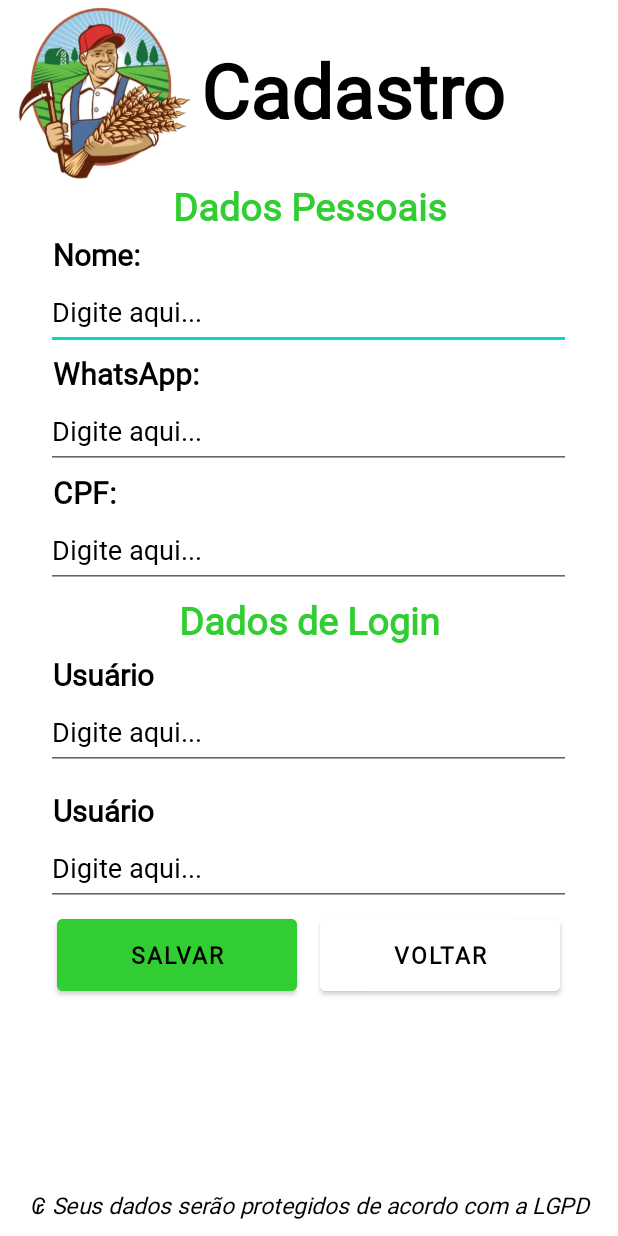
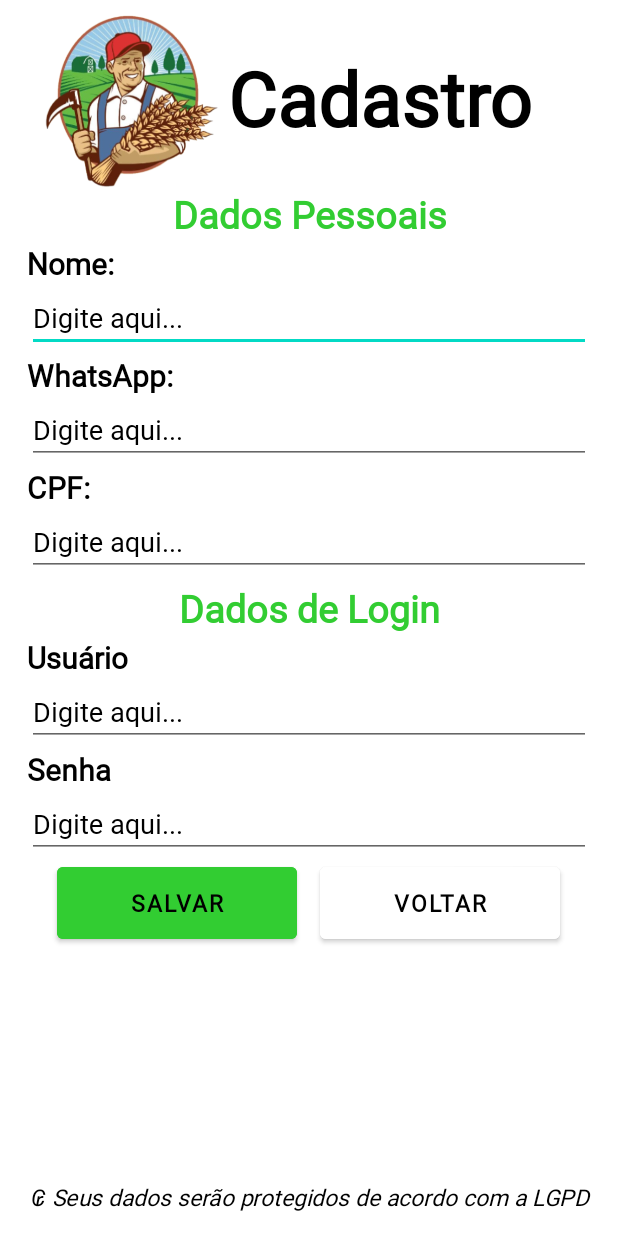
Before and after one commit to JoaoSchuh-cmd/AgroServiceLOCAL, an Android app: the Cadastro screen opened directly, with no data from a screen before it, on a phone screen of 412 x 824 dp. Run offline under Robolectric (Android 15) with nearby library versions, the phone set to English and light mode, and no system bars; Roboto replaces fonts that are not available here.

Commit message:
Alterações tela de Cadastro

```diff
--- a/app/src/main/res/layout/activity_cadastro.xml
+++ b/app/src/main/res/layout/activity_cadastro.xml
@@ -4,7 +4,11 @@
     xmlns:tools="http://schemas.android.com/tools"
     android:layout_width="match_parent"
     android:layout_height="match_parent"
+    android:layout_marginTop="5dp"
+    android:layout_marginBottom="5dp"
     android:orientation="vertical"
+    android:layout_marginLeft="18dp"
+    android:layout_marginRight="18dp"
     tools:context=".Cadastro">
 
     <LinearLayout
@@ -43,29 +47,27 @@
             android:textSize="25dp"
             android:textColor="@color/green"/>
 
+
         <TextView
+            style="@style/BoldHeadlines"
             android:layout_width="match_parent"
             android:layout_height="wrap_content"
-            android:layout_marginTop="1dp"
-            style="@style/BoldHeadlines"
-            android:layout_marginLeft="35dp"
+            android:layout_gravity="left"
+            android:layout_marginTop="2dp"
             android:text="Nome:"
-            android:textSize="20dp"
-            android:textColor="@color/black"/>
-
+            android:textColor="@color/black"
+            android:textSize="20dp" />
 
         <EditText
             android:id="@+id/edNome"
-            android:layout_width="350dp"
-            android:layout_height="50dp"
-            android:layout_gravity="center"
+            android:layout_width="match_parent"
+            android:layout_height="wrap_content"
             android:hint="Digite aqui..."
             android:textColorHint="@color/black"/>
 
         <TextView
             android:layout_width="match_parent"
             android:layout_height="wrap_content"
-            android:layout_marginLeft="35dp"
             style="@style/BoldHeadlines"
             android:layout_marginTop="2dp"
             android:text="WhatsApp:"
@@ -74,9 +76,8 @@
 
         <EditText
             android:id="@+id/edWhatsapp"
-            android:layout_width="350dp"
-            android:layout_height="50dp"
-            android:layout_gravity="center"
+            android:layout_width="match_parent"
+            android:layout_height="wrap_content"
             android:hint="Digite aqui..."
             android:textColorHint="@color/black"/>
 
@@ -84,7 +85,6 @@
             android:layout_width="match_parent"
             android:layout_height="wrap_content"
             style="@style/BoldHeadlines"
-            android:layout_marginLeft="35dp"
             android:layout_marginTop="2dp"
             android:text="CPF:"
             android:textSize="20dp"
@@ -92,18 +92,18 @@
 
         <EditText
             android:id="@+id/cpf"
-            android:layout_width="350dp"
-            android:layout_height="50dp"
-            android:layout_gravity="center"
+            android:layout_width="match_parent"
+            android:layout_height="wrap_content"
             android:hint="Digite aqui..."
             android:imeActionLabel="usuario"
             android:textColorHint="@color/black"/>
+
         <TextView
             android:layout_width="match_parent"
             android:layout_height="wrap_content"
             android:textAlignment="center"
             style="@style/BoldHeadlines"
-            android:layout_margin="4dp"
+            android:layout_marginTop="4dp"
             android:text="Dados de Login"
             android:textSize="25dp"
             android:textColor="@color/green"/>
@@ -111,17 +111,16 @@
         <TextView
             android:layout_width="match_parent"
             android:layout_height="wrap_content"
-            android:layout_marginLeft="35dp"
             style="@style/BoldHeadlines"
-            android:layout_marginTop="1dp"
+            android:layout_marginTop="2dp"
             android:text="Usuário"
             android:textSize="20dp"
             android:textColor="@color/black"/>
 
         <EditText
             android:id="@+id/edUsuario"
-            android:layout_width="350dp"
-            android:layout_height="50dp"
+            android:layout_width="match_parent"
+            android:layout_height="wrap_content"
             android:layout_gravity="center"
             android:hint="Digite aqui..."
             android:imeActionLabel="usuario"
@@ -130,24 +129,22 @@
         <TextView
             android:layout_width="match_parent"
             android:layout_height="wrap_content"
-            android:layout_marginLeft="35dp"
             style="@style/BoldHeadlines"
-            android:layout_marginTop="13dp"
-            android:text="Usuário"
+            android:layout_marginTop="2dp"
+            android:text="Senha"
             android:textSize="20dp"
             android:textColor="@color/black"/>
 
         <EditText
             android:id="@+id/edSenha"
-            android:layout_width="350dp"
-            android:layout_height="50dp"
-            android:layout_gravity="center"
+            android:layout_width="match_parent"
+            android:layout_height="wrap_content"
             android:hint="Digite aqui..."
             android:textColorHint="@color/black" />
 
         <LinearLayout
             android:layout_width="match_parent"
-            android:layout_height="65dp"
+            android:layout_height="wrap_content"
             android:gravity="center"
             android:orientation="horizontal"
             android:layout_marginBottom="10dp">
```
